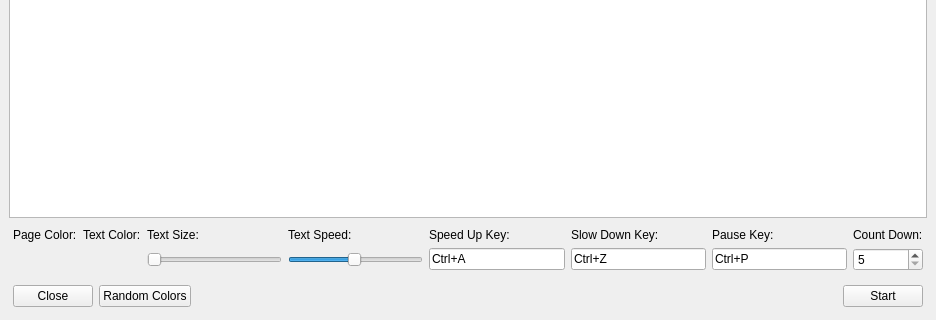
First picture: the form in products/ThePromptMachine/src/UIPromptMachineEditor.ui, repository cbtek/ThePromptMachine, before the edit; both pictures show x 0 to 936 and y 252 to 572 of the 936 by 572 pixel window.
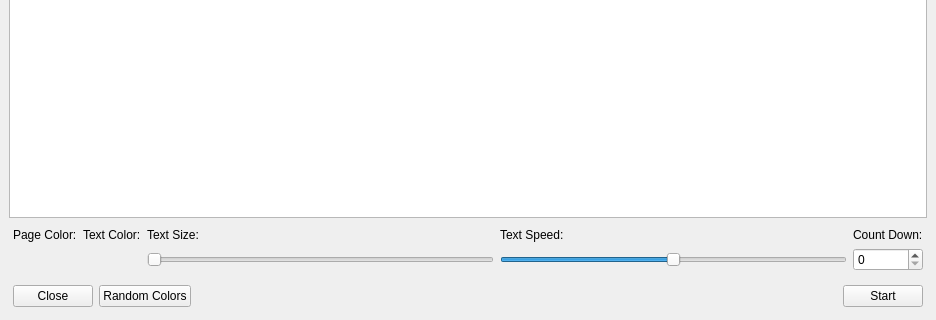
Second picture: the form after the edit.

Commit message: Polished UI a bit and fixed scroll time system.  There are now 7 scroll speeds (slowest,slower,slow,normal,fast,faster,fastest) Modified keyevent so that the text browser does not have focus when pressing up/down key to increase/decrease scroll speed.

What changed in the file:
```diff
--- a/products/ThePromptMachine/src/UIPromptMachineEditor.ui
+++ b/products/ThePromptMachine/src/UIPromptMachineEditor.ui
@@ -39,7 +39,7 @@
       <property name="bottomMargin">
        <number>4</number>
       </property>
-      <item row="0" column="8">
+      <item row="0" column="4">
        <widget class="QLabel" name="label_4">
         <property name="text">
          <string>Count Down:</string>
@@ -49,19 +49,22 @@
         </property>
        </widget>
       </item>
-      <item row="2" column="4">
+      <item row="1" column="3">
        <widget class="QSlider" name="m_sldScrollSpeed">
         <property name="minimum">
-         <number>1</number>
+         <number>0</number>
         </property>
         <property name="maximum">
-         <number>100</number>
+         <number>6</number>
         </property>
         <property name="singleStep">
-         <number>10</number>
+         <number>1</number>
+        </property>
+        <property name="pageStep">
+         <number>1</number>
         </property>
         <property name="value">
-         <number>50</number>
+         <number>3</number>
         </property>
         <property name="orientation">
          <enum>Qt::Horizontal</enum>
@@ -71,7 +74,7 @@
         </property>
        </widget>
       </item>
-      <item row="2" column="3">
+      <item row="1" column="2">
        <widget class="QSlider" name="m_sldTextSize">
         <property name="minimum">
          <number>18</number>
@@ -87,14 +90,7 @@
         </property>
        </widget>
       </item>
-      <item row="2" column="6">
-       <widget class="QKeySequenceEdit" name="keySequenceEdit_2">
-        <property name="keySequence">
-         <string>Ctrl+Z</string>
-        </property>
-       </widget>
-      </item>
-      <item row="0" column="4">
+      <item row="0" column="3">
        <widget class="QLabel" name="m_lblTextSpeed">
         <property name="text">
          <string>Text Speed:</string>
@@ -114,7 +110,7 @@
         </property>
        </widget>
       </item>
-      <item row="0" column="3">
+      <item row="0" column="2">
        <widget class="QLabel" name="m_lblTextSize">
         <property name="text">
          <string>Text Size:</string>
@@ -124,10 +120,10 @@
         </property>
        </widget>
       </item>
-      <item row="2" column="8">
+      <item row="1" column="4">
        <widget class="QSpinBox" name="m_spnCountDown">
         <property name="minimum">
-         <number>5</number>
+         <number>0</number>
         </property>
         <property name="maximum">
          <number>60</number>
@@ -147,41 +143,6 @@
         </property>
        </widget>
       </item>
-      <item row="2" column="5">
-       <widget class="QKeySequenceEdit" name="keySequenceEdit">
-        <property name="keySequence">
-         <string>Ctrl+A</string>
-        </property>
-       </widget>
-      </item>
-      <item row="0" column="5">
-       <widget class="QLabel" name="label">
-        <property name="text">
-         <string>Speed Up Key:</string>
-        </property>
-       </widget>
-      </item>
-      <item row="0" column="6">
-       <widget class="QLabel" name="label_2">
-        <property name="text">
-         <string>Slow Down Key:</string>
-        </property>
-       </widget>
-      </item>
-      <item row="2" column="7">
-       <widget class="QKeySequenceEdit" name="keySequenceEdit_3">
-        <property name="keySequence">
-         <string>Ctrl+P</string>
-        </property>
-       </widget>
-      </item>
-      <item row="0" column="7">
-       <widget class="QLabel" name="label_3">
-        <property name="text">
-         <string>Pause Key:</string>
-        </property>
-       </widget>
-      </item>
      </layout>
     </item>
     <item>
```
The commit also changes 3 other files.
